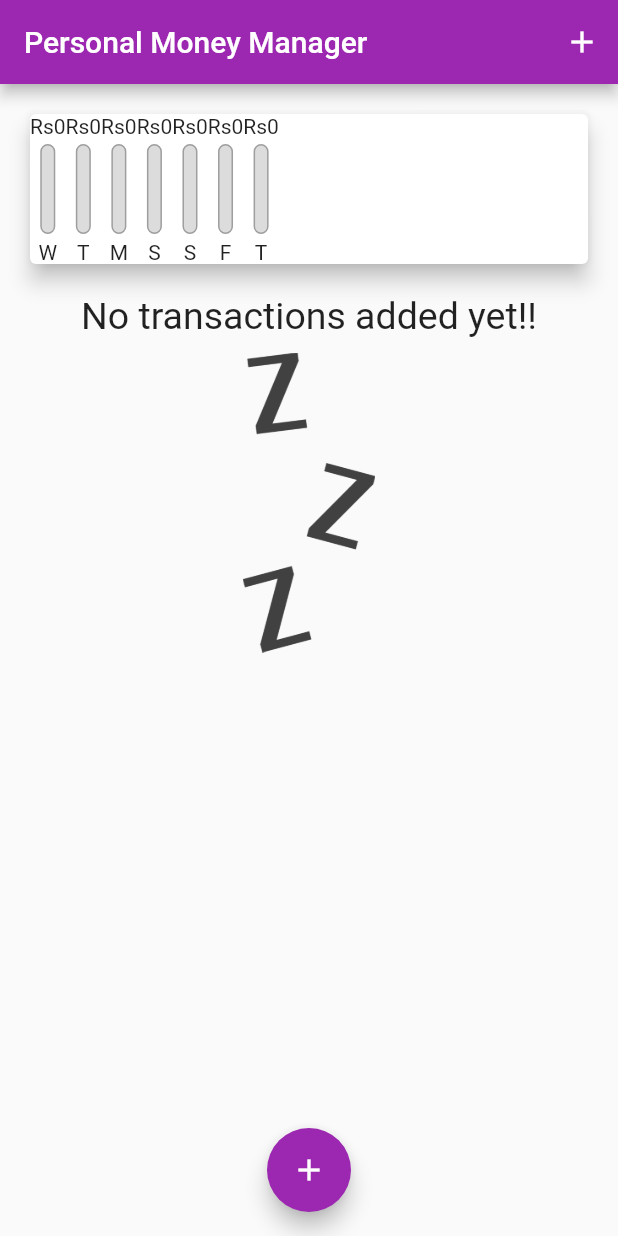
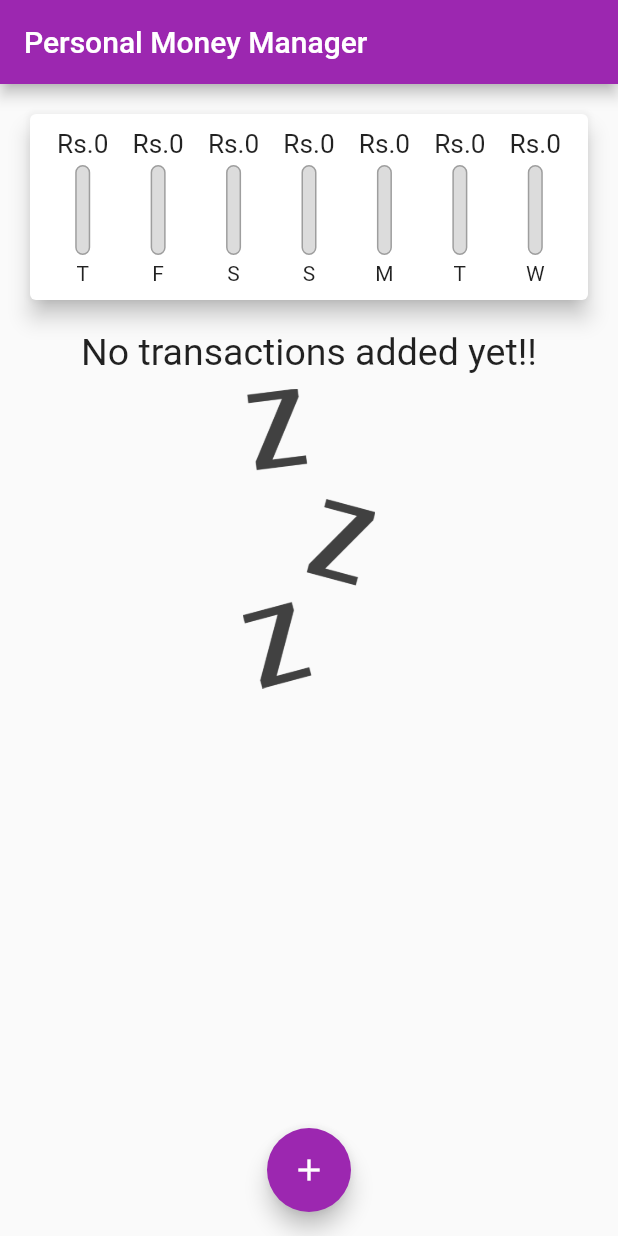
Before and after one commit to indrajithkbabu/personalMoneyManager, a Flutter app: the screen it shows after launch, on a phone screen of 412 x 824 dp. Run offline on Flutter 3.47's test engine with Material 2 defaults, Android fonts, the phone set to English and light mode, and no system bars.

Commit message:
updated chart

```diff
--- a/lib/main.dart
+++ b/lib/main.dart
@@ -69,7 +69,7 @@ class _ScreenMoneyManagerState extends State<ScreenMoneyManager> {
     return Scaffold(
       appBar: AppBar(
         title: Text("Personal Money Manager"),
-        actions: [IconButton(onPressed: () {}, icon: Icon(Icons.add))],
+       // actions: [IconButton(onPressed: () {}, icon: Icon(Icons.add))],
       ),
       body: Column(
         //  mainAxisAlignment: MainAxisAlignment.spaceAround,
--- a/lib/widgets/chart.dart
+++ b/lib/widgets/chart.dart
@@ -33,7 +33,7 @@ class Chart extends StatelessWidget {
         'day': DateFormat.E().format(weekDay).substring(0, 1),
         'amount': totalSum
       };
-    });
+    }).reversed.toList();
   }
 
   double get totalSpending {
@@ -46,15 +46,22 @@ class Chart extends StatelessWidget {
     return Card(
       elevation: 6,
       margin: const EdgeInsets.all(20),
+      child: Padding(
+        padding: const EdgeInsets.all(10.0),
         child: Row(
+          mainAxisAlignment: MainAxisAlignment.spaceEvenly,
           children: groupedTransactionValues.map((data) {
-          return ChartBar(
+            return Flexible(
+              fit:FlexFit.tight,
+              child: ChartBar(
                   data['day'].toString(),
                   data['amount'] as double,
                   totalSpending == 0.0
                       ? 0.0
-                  : (data['amount'] as double) / totalSpending);
+                      : (data['amount'] as double) / totalSpending),
+            );
           }).toList(),
+        ),
       ),
     );
   }
--- a/lib/widgets/chart_bar.dart
+++ b/lib/widgets/chart_bar.dart
@@ -13,7 +13,12 @@ class ChartBar extends StatelessWidget {
   Widget build(BuildContext context) {
     return Column(
       children: [
-        Text('Rs${spendingAmount.toStringAsFixed(0)}'),
+        Container(
+          height: 20,
+          child: FittedBox(
+
+            child: Text('Rs.${spendingAmount.toStringAsFixed(0)}')),
+        ),
         SizedBox(
           height: 4,
         ),
```
Also changed, not shown: lib/widgets/new_transaction.dart (+11 -1 lines), lib/widgets/transaction_list.dart (+55 -23 lines). Lines whose indentation alone changed are shown as unchanged.
